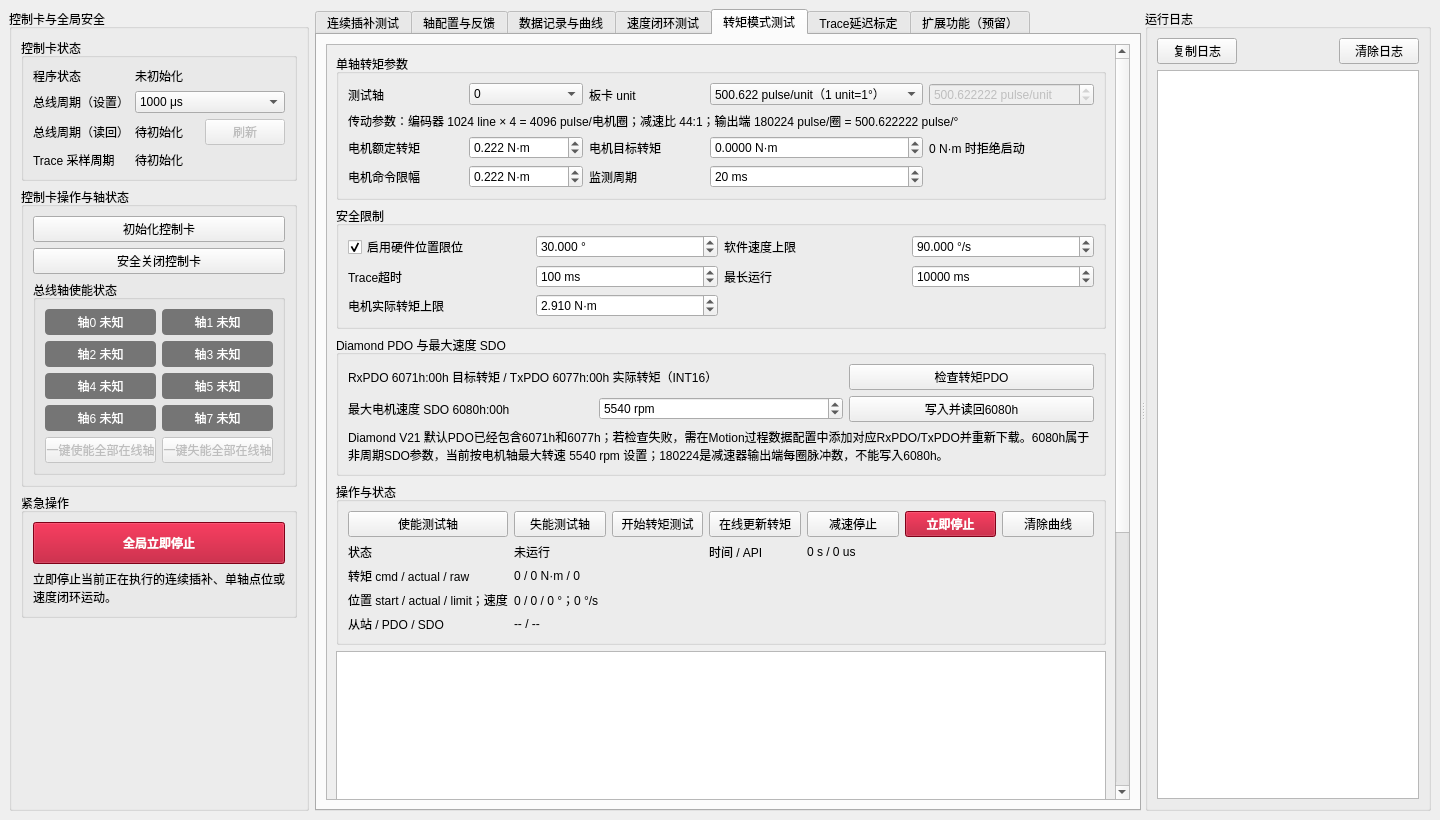
Qt form conti_ctrl/mainwindow.ui (yzj148162-cmyk/E5000-ContiInterpolation) before a commit.
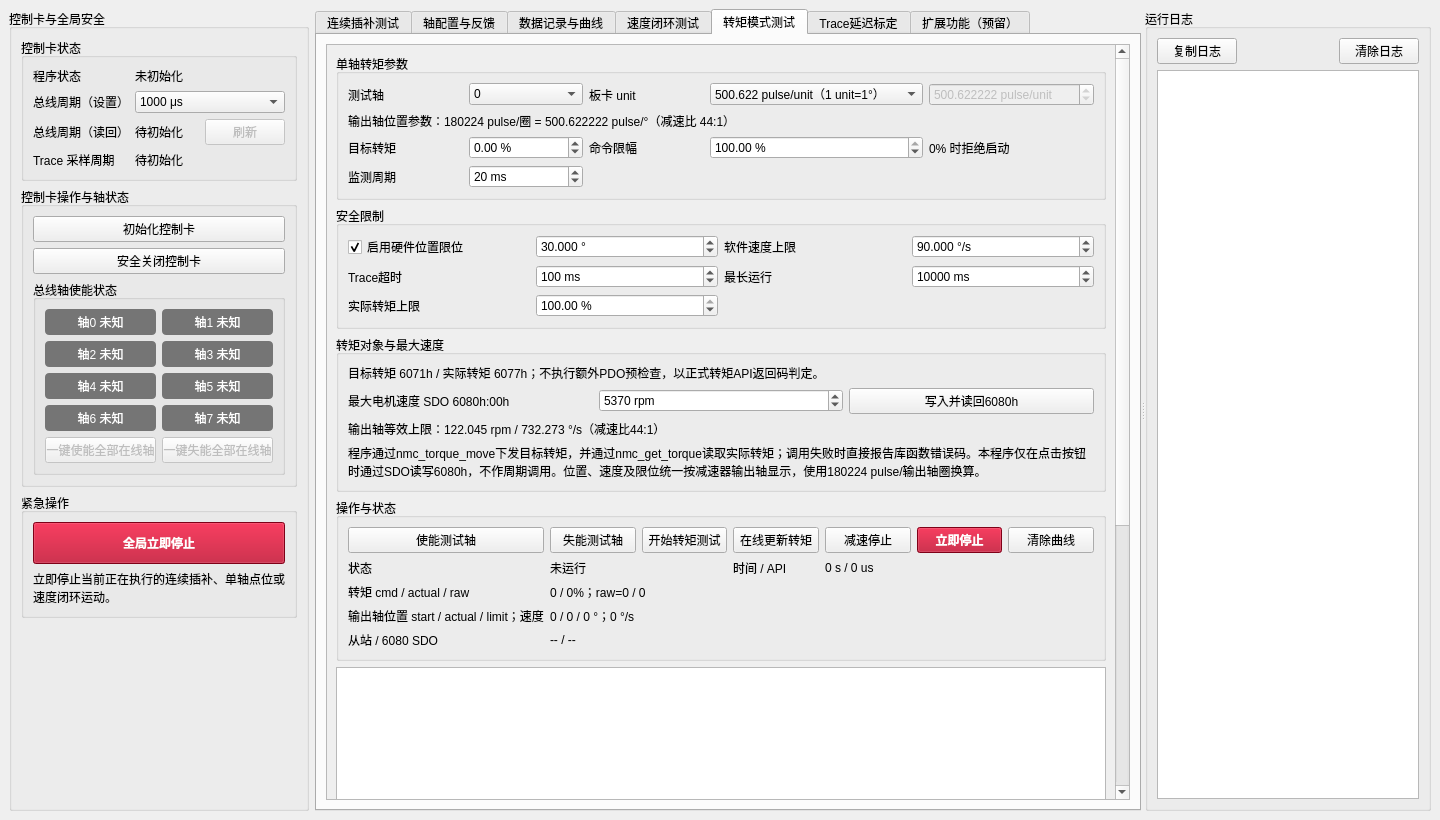
The same form after that commit. The open tabs and pages were chosen to show the change. Custom widgets are drawn as their Qt base class.

Commit message: 转矩模式改用百分比并取消PDO预检查

```diff
--- a/conti_ctrl/mainwindow.ui
+++ b/conti_ctrl/mainwindow.ui
@@ -3069,69 +3069,53 @@
                 </item>
                 <item row="1" column="0" colspan="5">
                  <widget class="QLabel" name="torqueMotorParameterSummaryLabel">
-                  <property name="text"><string>传动参数：编码器 1024 line × 4 = 4096 pulse/电机圈；减速比 44:1；输出端 180224 pulse/圈 = 500.622222 pulse/°</string></property>
+                  <property name="text"><string>输出轴位置参数：180224 pulse/圈 = 500.622222 pulse/°（减速比 44:1）</string></property>
                   <property name="wordWrap"><bool>true</bool></property>
                  </widget>
                 </item>
                 <item row="2" column="0">
-                 <widget class="QLabel" name="torqueRatedLabel">
-                  <property name="toolTip"><string>电机轴额定转矩，用于在电机轴 N·m 与 CiA402 千分额定转矩之间换算；不包含减速器放大和效率。</string></property>
-                  <property name="text"><string>电机额定转矩</string></property>
-                 </widget>
-                </item>
-                <item row="2" column="1">
-                 <widget class="QDoubleSpinBox" name="torqueRatedSpin">
-                  <property name="toolTip"><string>当前电机额定转矩 222 mN·m，即 0.222 N·m。目标转矩和实际转矩均按电机轴侧显示。</string></property>
-                  <property name="suffix"><string> N·m</string></property>
-                  <property name="decimals"><number>3</number></property>
-                  <property name="minimum"><double>0.001000000000000</double></property>
-                  <property name="maximum"><double>10000.000000000000000</double></property>
-                  <property name="value"><double>0.222000000000000</double></property>
-                 </widget>
-                </item>
-                <item row="2" column="2">
                  <widget class="QLabel" name="torqueTargetLabel">
-                  <property name="toolTip"><string>电机轴目标转矩。理论减速器输出转矩为电机轴转矩×44×减速器效率；因效率未知，程序不自动换算输出端转矩。</string></property>
-                  <property name="text"><string>电机目标转矩</string></property>
+                  <property name="toolTip"><string>CiA402 目标转矩百分比：100% 对应原始值 1000，负号表示反方向。</string></property>
+                  <property name="text"><string>目标转矩</string></property>
                  </widget>
                 </item>
-                <item row="2" column="3">
+                <item row="2" column="1">
                  <widget class="QDoubleSpinBox" name="torqueTargetSpin">
-                  <property name="toolTip"><string>电机轴目标转矩，0.222 N·m 对应 CiA402 原始值 1000。</string></property>
-                  <property name="suffix"><string> N·m</string></property>
-                  <property name="decimals"><number>4</number></property>
-                  <property name="minimum"><double>-10000.000000000000000</double></property>
-                  <property name="maximum"><double>10000.000000000000000</double></property>
+                  <property name="toolTip"><string>目标转矩百分比，程序换算为 raw=百分比×10 后交给 nmc_torque_move。</string></property>
+                  <property name="suffix"><string> %</string></property>
+                  <property name="decimals"><number>2</number></property>
+                  <property name="minimum"><double>-100.000000000000000</double></property>
+                  <property name="maximum"><double>100.000000000000000</double></property>
                   <property name="value"><double>0.000000000000000</double></property>
                  </widget>
                 </item>
+                <item row="2" column="2">
+                 <widget class="QLabel" name="torqueCommandLimitLabel">
+                  <property name="toolTip"><string>目标转矩百分比的绝对值上限，范围 0~100%。</string></property>
+                  <property name="text"><string>命令限幅</string></property>
+                 </widget>
+                </item>
+                <item row="2" column="3">
+                 <widget class="QDoubleSpinBox" name="torqueCommandLimitSpin">
+                  <property name="toolTip"><string>目标转矩百分比的独立安全限幅；首次测试应从较小值开始。</string></property>
+                  <property name="suffix"><string> %</string></property>
+                  <property name="decimals"><number>2</number></property>
+                  <property name="minimum"><double>0.010000000000000</double></property>
+                  <property name="maximum"><double>100.000000000000000</double></property>
+                  <property name="value"><double>100.000000000000000</double></property>
+                 </widget>
+                </item>
                 <item row="2" column="4">
                  <widget class="QLabel" name="torqueZeroHintLabel">
-                  <property name="text"><string>0 N·m 时拒绝启动</string></property>
+                  <property name="text"><string>0% 时拒绝启动</string></property>
                  </widget>
                 </item>
                 <item row="3" column="0">
-                 <widget class="QLabel" name="torqueCommandLimitLabel">
-                  <property name="toolTip"><string>电机轴目标转矩的绝对值上限，默认采用额定转矩 0.222 N·m。</string></property>
-                  <property name="text"><string>电机命令限幅</string></property>
-                 </widget>
-                </item>
-                <item row="3" column="1">
-                 <widget class="QDoubleSpinBox" name="torqueCommandLimitSpin">
-                  <property name="toolTip"><string>默认限制在电机额定转矩 0.222 N·m；首次测试仍应从更小目标值开始。</string></property>
-                  <property name="suffix"><string> N·m</string></property>
-                  <property name="decimals"><number>3</number></property>
-                  <property name="minimum"><double>0.001000000000000</double></property>
-                  <property name="maximum"><double>10000.000000000000000</double></property>
-                  <property name="value"><double>0.222000000000000</double></property>
-                 </widget>
-                </item>
-                <item row="3" column="2">
                  <widget class="QLabel" name="torqueMonitorPeriodLabel">
                   <property name="text"><string>监测周期</string></property>
                  </widget>
                 </item>
-                <item row="3" column="3">
+                <item row="3" column="1">
                  <widget class="QSpinBox" name="torqueMonitorPeriodSpin">
                   <property name="suffix"><string> ms</string></property>
                   <property name="minimum"><number>5</number></property>
@@ -3192,18 +3176,18 @@
                 </item>
                 <item row="2" column="0">
                  <widget class="QLabel" name="torqueActualLimitLabel">
-                  <property name="toolTip"><string>nmc_get_torque 换算出的电机轴实际转矩绝对值超过该值时立即停止。</string></property>
-                  <property name="text"><string>电机实际转矩上限</string></property>
+                  <property name="toolTip"><string>nmc_get_torque 返回的原始值按 raw/10 换算为额定转矩百分比；绝对值超过该阈值时立即停止。</string></property>
+                  <property name="text"><string>实际转矩上限</string></property>
                  </widget>
                 </item>
                 <item row="2" column="1">
                  <widget class="QDoubleSpinBox" name="torqueActualLimitSpin">
-                  <property name="toolTip"><string>独立于目标命令限幅的反馈保护阈值。当前默认值 2.910 N·m 来自电机堵转转矩，仅表示电机极限参数；带载测试时应按机构能力进一步降低。</string></property>
-                  <property name="suffix"><string> N·m</string></property>
-                  <property name="decimals"><number>3</number></property>
-                  <property name="minimum"><double>0.001000000000000</double></property>
-                  <property name="maximum"><double>10000.000000000000000</double></property>
-                  <property name="value"><double>2.910000000000000</double></property>
+                  <property name="toolTip"><string>独立于目标命令限幅的实际转矩反馈保护阈值，单位为额定转矩百分比。</string></property>
+                  <property name="suffix"><string> %</string></property>
+                  <property name="decimals"><number>2</number></property>
+                  <property name="minimum"><double>0.010000000000000</double></property>
+                  <property name="maximum"><double>100.000000000000000</double></property>
+                  <property name="value"><double>100.000000000000000</double></property>
                  </widget>
                 </item>
                </layout>
@@ -3211,17 +3195,11 @@
              </item>
              <item>
              <widget class="QGroupBox" name="torqueOdGroup">
-               <property name="title"><string>Diamond PDO 与最大速度 SDO</string></property>
+               <property name="title"><string>转矩对象与最大速度</string></property>
                <layout class="QGridLayout" name="torqueOdLayout">
-                <item row="0" column="0" colspan="2">
+                <item row="0" column="0" colspan="3">
                  <widget class="QLabel" name="torquePdoRequirementLabel">
-                  <property name="text"><string>RxPDO 6071h:00h 目标转矩 / TxPDO 6077h:00h 实际转矩（INT16）</string></property>
-                 </widget>
-                </item>
-                <item row="0" column="2">
-                 <widget class="QPushButton" name="torqueCheckPdoButton">
-                  <property name="toolTip"><string>只读检查控制卡当前过程数据中是否能按索引读取6071h和6077h，不修改PDO配置。</string></property>
-                  <property name="text"><string>检查转矩PDO</string></property>
+                  <property name="text"><string>目标转矩 6071h / 实际转矩 6077h；不执行额外PDO预检查，以正式转矩API返回码判定。</string></property>
                  </widget>
                 </item>
                 <item row="1" column="0">
@@ -3236,7 +3214,7 @@
                   <property name="suffix"><string> rpm</string></property>
                   <property name="minimum"><number>1</number></property>
                   <property name="maximum"><number>2147483647</number></property>
-                  <property name="value"><number>5540</number></property>
+                  <property name="value"><number>5370</number></property>
                  </widget>
                 </item>
                 <item row="1" column="2">
@@ -3246,8 +3224,13 @@
                  </widget>
                 </item>
                 <item row="2" column="0" colspan="3">
+                 <widget class="QLabel" name="torqueOutputSpeedEquivalentLabel">
+                  <property name="text"><string>输出轴等效上限：122.045 rpm / 732.273 °/s（减速比44:1）</string></property>
+                 </widget>
+                </item>
+                <item row="3" column="0" colspan="3">
                  <widget class="QLabel" name="torqueOdHintLabel">
-                  <property name="text"><string>Diamond V21 默认PDO已经包含6071h和6077h；若检查失败，需在Motion过程数据配置中添加对应RxPDO/TxPDO并重新下载。6080h属于非周期SDO参数，当前按电机轴最大转速 5540 rpm 设置；180224是减速器输出端每圈脉冲数，不能写入6080h。</string></property>
+                  <property name="text"><string>程序通过nmc_torque_move下发目标转矩，并通过nmc_get_torque读取实际转矩；调用失败时直接报告库函数错误码。本程序仅在点击按钮时通过SDO读写6080h，不作周期调用。位置、速度及限位统一按减速器输出轴显示，使用180224 pulse/输出轴圈换算。</string></property>
                   <property name="wordWrap"><bool>true</bool></property>
                  </widget>
                 </item>
@@ -3275,10 +3258,10 @@
                 <item row="1" column="3"><widget class="QLabel" name="torqueTimeLabel"><property name="text"><string>时间 / API</string></property></widget></item>
                 <item row="1" column="4" colspan="3"><widget class="QLabel" name="torqueTimeValueLabel"><property name="text"><string>0 s / 0 us</string></property></widget></item>
                 <item row="2" column="0"><widget class="QLabel" name="torqueValueLabel"><property name="text"><string>转矩 cmd / actual / raw</string></property></widget></item>
-                <item row="2" column="1" colspan="6"><widget class="QLabel" name="torqueValueValueLabel"><property name="text"><string>0 / 0 N·m / 0</string></property></widget></item>
-                <item row="3" column="0"><widget class="QLabel" name="torqueMotionLabel"><property name="text"><string>位置 start / actual / limit；速度</string></property></widget></item>
+                <item row="2" column="1" colspan="6"><widget class="QLabel" name="torqueValueValueLabel"><property name="text"><string>0 / 0%；raw=0 / 0</string></property></widget></item>
+                <item row="3" column="0"><widget class="QLabel" name="torqueMotionLabel"><property name="text"><string>输出轴位置 start / actual / limit；速度</string></property></widget></item>
                 <item row="3" column="1" colspan="6"><widget class="QLabel" name="torqueMotionValueLabel"><property name="text"><string>0 / 0 / 0 °；0 °/s</string></property></widget></item>
-                <item row="4" column="0"><widget class="QLabel" name="torqueOdStatusLabel"><property name="text"><string>从站 / PDO / SDO</string></property></widget></item>
+                <item row="4" column="0"><widget class="QLabel" name="torqueOdStatusLabel"><property name="text"><string>从站 / 6080 SDO</string></property></widget></item>
                 <item row="4" column="1" colspan="6"><widget class="QLabel" name="torqueOdStatusValueLabel"><property name="text"><string>-- / --</string></property></widget></item>
                </layout>
               </widget>
```
Left out of the diff: 4 changed lines with no effect on the pictures. The commit also changes 11 other files.
